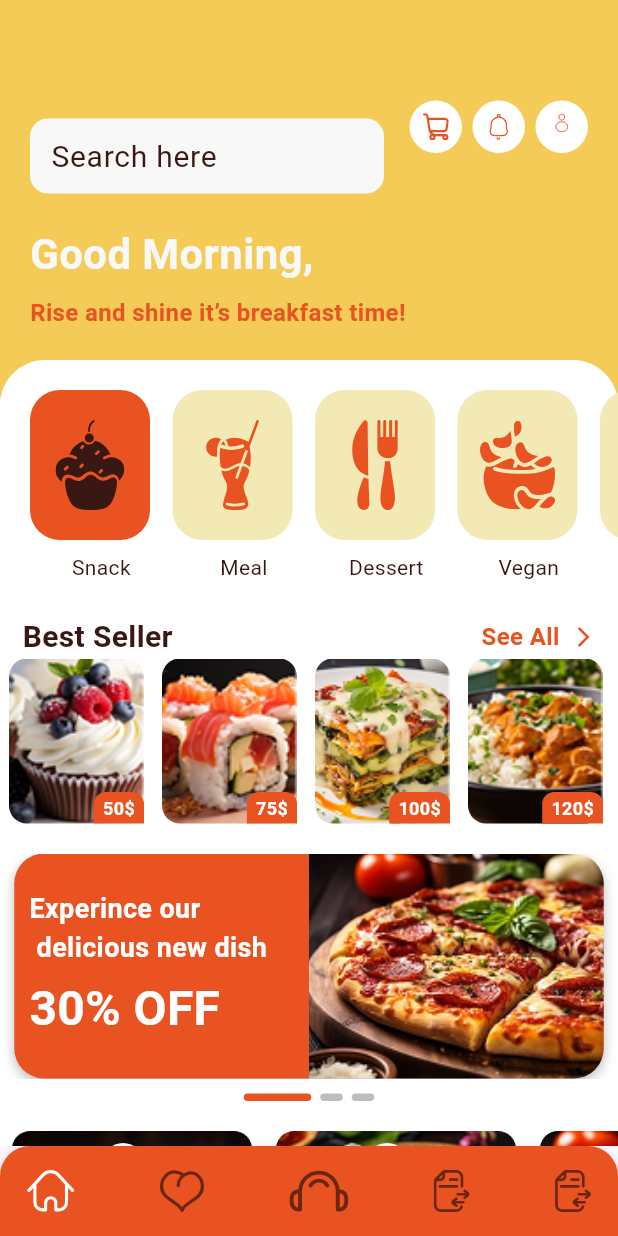
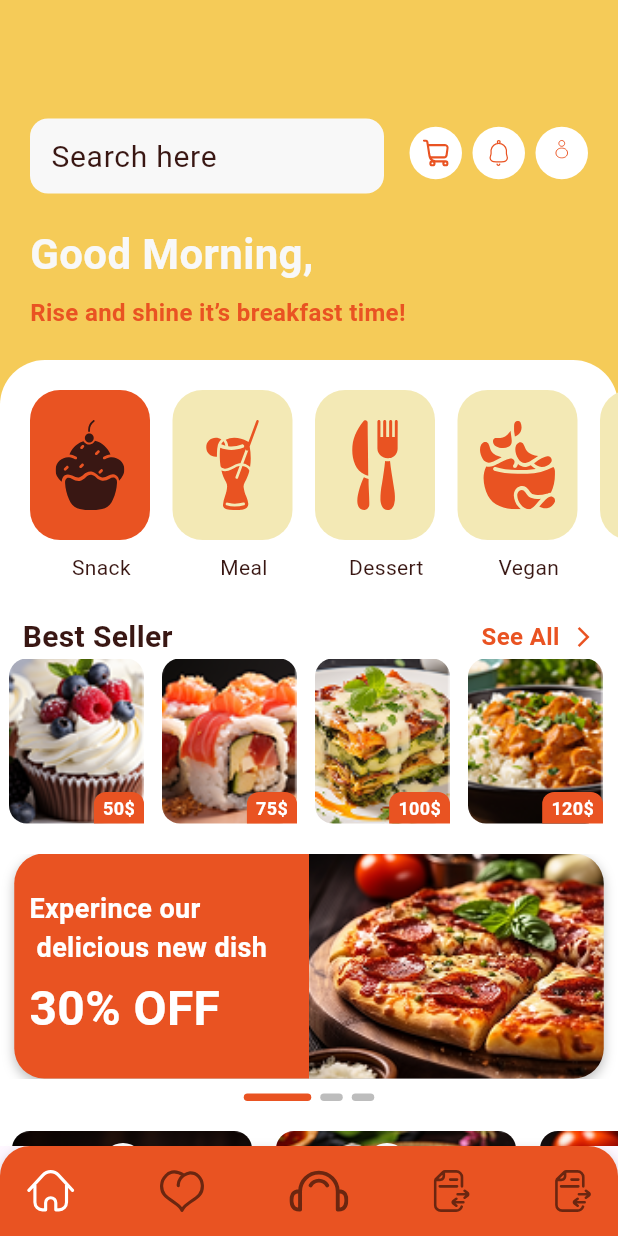
Before and after one commit to TaufeeqAhmad123/YUMQUICK, a Flutter app: the screen it shows after launch, after a tap on "Skip", after a tap on "Login", on a phone screen of 412 x 824 dp. Run offline on Flutter 3.47's test engine with Material 3 defaults, Android fonts, the phone set to English and light mode, and no system bars; drawn by our look-alikes of carousel_slider, smooth_page_indicator; our stand-ins replace cached_network_image, flutter_svg, go_router, google_fonts, lottie, shared_preferences; network calls fail.

Commit message:
oder screen

```diff
--- a/food/lib/screens/home/home_screen.dart
+++ b/food/lib/screens/home/home_screen.dart
@@ -41,6 +41,7 @@ class _HomeScreenState extends State<HomeScreen> {
               children: [
                 // Search + Icons
                 Row(
+
                   children: [
                     Expanded(
                       child: CustomTextField(
@@ -57,7 +58,7 @@ class _HomeScreenState extends State<HomeScreen> {
                         children: List.generate(
                           iconList.length,
                           (index) => Container(
-                          margin: const EdgeInsets.only(left: 7),
+                            margin: const EdgeInsets.only(left: 7,top: 35),
                             height: 35,
                             width: 35,
                             decoration: const BoxDecoration(
@@ -74,6 +75,7 @@ class _HomeScreenState extends State<HomeScreen> {
                           ),
                         ),
                       ),
+
                   ],
                 ),
                 const SizedBox(height: 20),
--- a/food/lib/screens/order/order_screen.dart
+++ b/food/lib/screens/order/order_screen.dart
@@ -1,6 +1,8 @@
 import 'package:flutter/material.dart';
 import 'package:food_delivery_app/core/constants/app_colors.dart';
 import 'package:google_fonts/google_fonts.dart';
+
+enum OrderStatus { active, completed, cancelled }
 
 class MyOrdersScreen extends StatefulWidget {
   const MyOrdersScreen({super.key});
@@ -19,6 +21,7 @@ class _MyOrdersScreenState extends State<MyOrdersScreen> {
       "price": 20.0,
       "date": "29 Nov, 01:20 pm",
       "items": "2 Items",
+      "status": OrderStatus.active,
       "image":
           "https://images.unsplash.com/photo-1544145945-f90425340c7e?w=400&h=400&fit=crop"
     },
@@ -27,10 +30,36 @@ class _MyOrdersScreenState extends State<MyOrdersScreen> {
       "price": 35.0,
       "date": "28 Nov, 07:10 pm",
       "items": "1 Item",
+      "status": OrderStatus.completed,
       "image":
           "https://images.unsplash.com/photo-1601924582971-c9f7f2eab111?w=400&h=400&fit=crop"
     },
+    {
+      "title": "Burger Meal",
+      "price": 18.0,
+      "date": "27 Nov, 02:30 pm",
+      "items": "3 Items",
+      "status": OrderStatus.cancelled,
+      "image":
+          "https://images.unsplash.com/photo-1606755962773-0c3e6b9a4a71?w=400&h=400&fit=crop"
+    },
   ];
+
+  List<Map<String, dynamic>> get filteredOrders {
+    if (selectedTab == 'Active') {
+      return orders
+          .where((order) => order["status"] == OrderStatus.active)
+          .toList();
+    } else if (selectedTab == 'Completed') {
+      return orders
+          .where((order) => order["status"] == OrderStatus.completed)
+          .toList();
+    } else {
+      return orders
+          .where((order) => order["status"] == OrderStatus.cancelled)
+          .toList();
+    }
+  }
 
   @override
   Widget build(BuildContext context) {
@@ -106,17 +135,17 @@ class _MyOrdersScreenState extends State<MyOrdersScreen> {
                       // Orders List
                       Expanded(
                         child: Padding(
-                          padding: EdgeInsets.symmetric(horizontal: 20),
-                          child: orders.isEmpty
+                          padding: const EdgeInsets.symmetric(horizontal: 20),
+                          child: filteredOrders.isEmpty
                               ? Center(
                                   child: Column(
                                     mainAxisSize: MainAxisSize.min,
                                     children: [
                                       Icon(Icons.receipt_long,
                                           size: 60, color: Colors.grey),
-                                      SizedBox(height: 10),
+                                      const SizedBox(height: 10),
                                       Text(
-                                        "You don't have any active orders at the moment",
+                                        "No ${selectedTab.toLowerCase()} orders yet",
                                         style: GoogleFonts.leagueSpartan(
                                           fontSize: 16,
                                           color: Colors.grey,
@@ -127,9 +156,9 @@ class _MyOrdersScreenState extends State<MyOrdersScreen> {
                                   ),
                                 )
                               : ListView.builder(
-                                  itemCount: orders.length,
+                                  itemCount: filteredOrders.length,
                                   itemBuilder: (context, index) {
-                                    final order = orders[index];
+                                    final order = filteredOrders[index];
                                     return Padding(
                                       padding:
                                           const EdgeInsets.only(bottom: 16.0),
@@ -162,16 +191,16 @@ class _MyOrdersScreenState extends State<MyOrdersScreen> {
         child: Container(
           padding: const EdgeInsets.symmetric(vertical: 12),
           decoration: BoxDecoration(
-            color: isSelected ? const Color(0xFFFF8C42) : Colors.transparent,
+            color: isSelected ? const Color(0xFFFF8C42) : AppColors.orengeLight,
             borderRadius: BorderRadius.circular(25),
           ),
           child: Text(
             title,
             textAlign: TextAlign.center,
-            style: TextStyle(
-              color: isSelected ? Colors.white : Colors.grey[600],
+            style: GoogleFonts.leagueSpartan(
+              color: isSelected ? Colors.white : AppColors.orangeBase,
               fontWeight: isSelected ? FontWeight.w600 : FontWeight.w500,
-              fontSize: 14,
+              fontSize: 17,
             ),
           ),
         ),
@@ -265,6 +294,7 @@ class _MyOrdersScreenState extends State<MyOrdersScreen> {
                 // Action Buttons
                 Row(
                   children: [
+                    if (order['status'] == OrderStatus.active) ...[
                       Expanded(
                         child: Container(
                           padding: const EdgeInsets.symmetric(vertical: 8),
@@ -302,6 +332,46 @@ class _MyOrdersScreenState extends State<MyOrdersScreen> {
                           ),
                         ),
                       ),
+                    ] else if (order['status'] == OrderStatus.completed) ...[
+                      Expanded(
+                        child: Container(
+                          padding: const EdgeInsets.symmetric(vertical: 8),
+                          decoration: BoxDecoration(
+                            color: AppColors.orangeBase,
+                            borderRadius: BorderRadius.circular(8),
+                          ),
+                          child: Text(
+                            'Review',
+                            textAlign: TextAlign.center,
+                            style: GoogleFonts.leagueSpartan(
+                              color: Colors.white,
+                              fontWeight: FontWeight.w500,
+                              fontSize: 14,
+                            ),
+                          ),
+                        ),
+                      ),
+                      const SizedBox(width: 12),
+                      Expanded(
+                        child: Container(
+                          padding: const EdgeInsets.symmetric(vertical: 8),
+                          decoration: BoxDecoration(
+                            color: AppColors.orengeLight,
+                            border: Border.all(color: AppColors.orengeLight),
+                            borderRadius: BorderRadius.circular(8),
+                          ),
+                          child: Text(
+                            'Order Again',
+                            textAlign: TextAlign.center,
+                            style: GoogleFonts.leagueSpartan(
+                              color: AppColors.orangeBase,
+                              fontWeight: FontWeight.w500,
+                              fontSize: 14,
+                            ),
+                          ),
+                        ),
+                      ),
+                    ]
                   ],
                 ),
               ],
```
Lines whose indentation alone changed are shown as unchanged.
